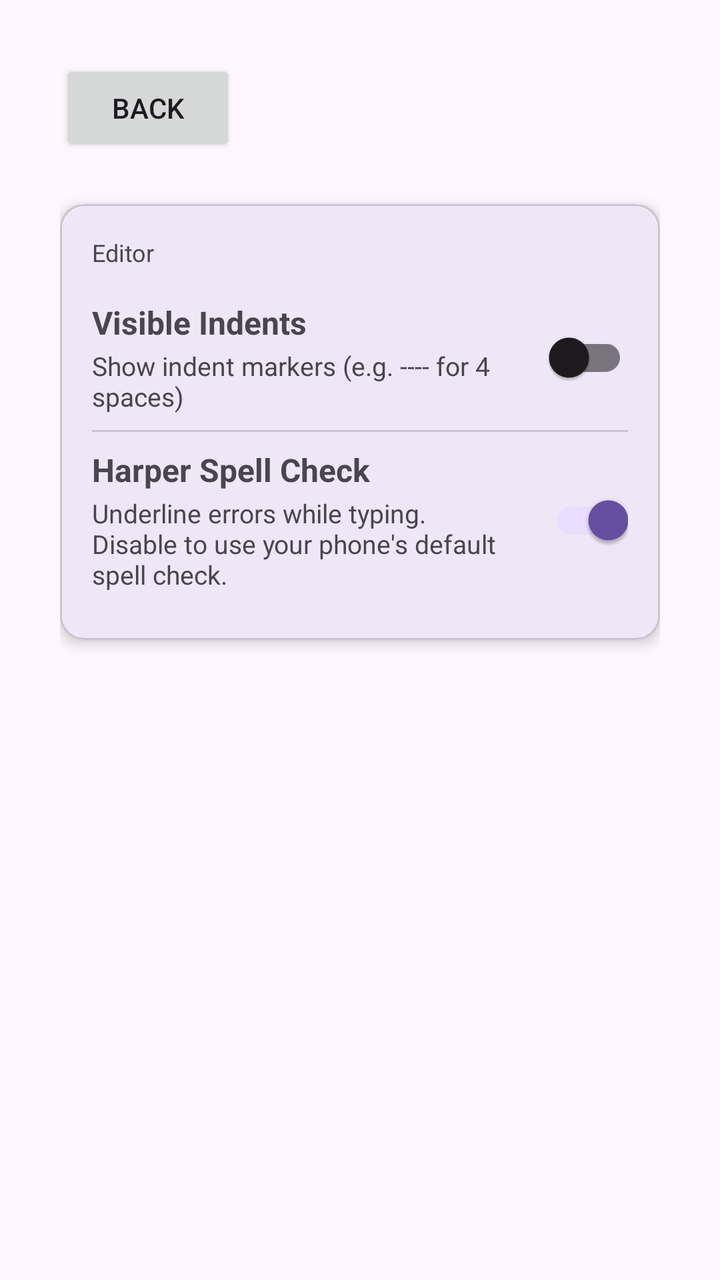
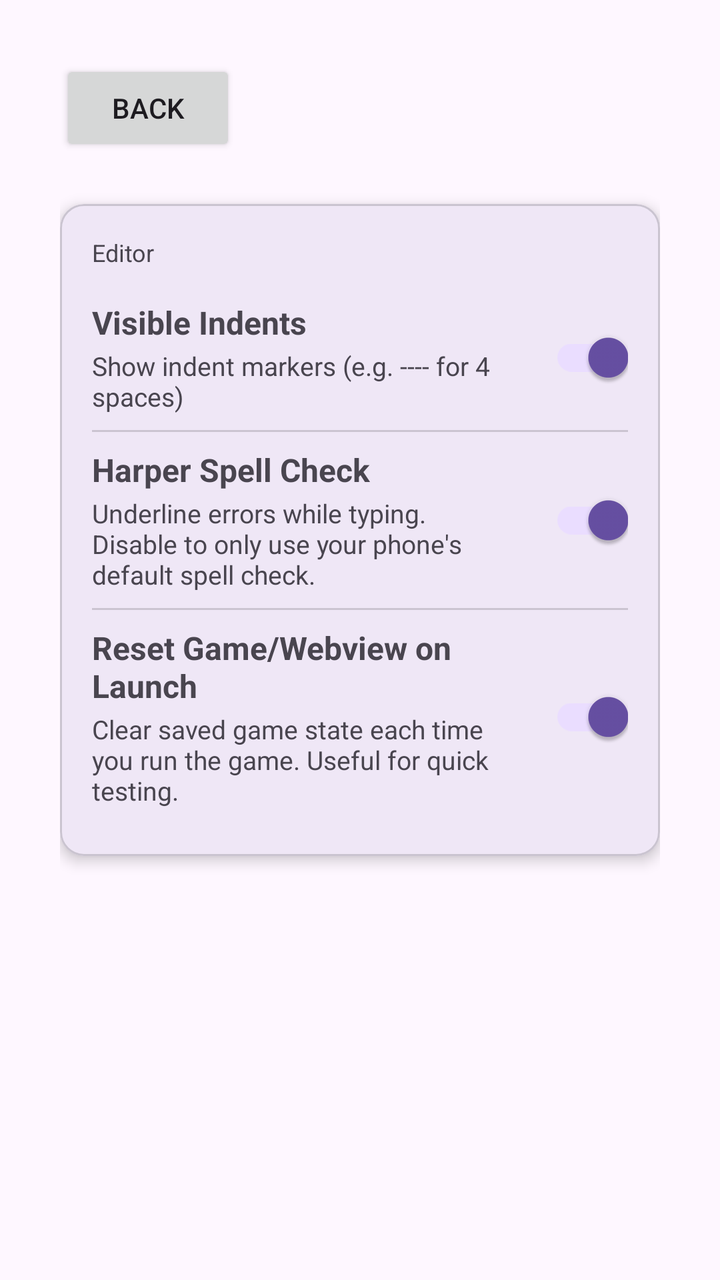

The first picture is an Android layout as it rendered before a commit; the second is the same layout after the commit. The layout source and the unified diff follow.
<!-- AndroidManifest.xml: application theme Theme.CSIDEANDROID -->
<!-- res/layout/activity_settings.xml -->
<?xml version="1.0" encoding="utf-8"?>
<LinearLayout xmlns:android="http://schemas.android.com/apk/res/android"
    xmlns:app="http://schemas.android.com/apk/res-auto"
    android:id="@+id/settingsRoot"
    android:layout_width="match_parent"
    android:layout_height="match_parent"
    android:orientation="vertical"
    android:padding="30dp">

    <Button
        android:id="@+id/btnSettingsBack"
        android:layout_width="wrap_content"
        android:layout_height="wrap_content"
        android:text="Back" />

    <com.google.android.material.card.MaterialCardView
        android:layout_width="match_parent"
        android:layout_height="wrap_content"
        android:layout_marginTop="24dp"
        app:cardCornerRadius="12dp"
        app:cardElevation="4dp">

        <LinearLayout
            android:layout_width="match_parent"
            android:layout_height="wrap_content"
            android:orientation="vertical"
            android:padding="16dp">

            <TextView
                android:layout_width="match_parent"
                android:layout_height="wrap_content"
                android:text="Editor"
                android:textSize="12sp"
                android:textColor="?attr/colorOnSurfaceVariant"
                android:paddingBottom="8dp" />

            <LinearLayout
                android:layout_width="match_parent"
                android:layout_height="wrap_content"
                android:orientation="horizontal"
                android:gravity="center_vertical"
                android:paddingTop="8dp"
                android:paddingBottom="8dp">

                <LinearLayout
                    android:layout_width="0dp"
                    android:layout_height="wrap_content"
                    android:layout_weight="1"
                    android:orientation="vertical">

                    <TextView
                        android:layout_width="wrap_content"
                        android:layout_height="wrap_content"
                        android:text="Visible Indents"
                        android:textSize="16sp"
                        android:textStyle="bold" />

                    <TextView
                        android:layout_width="wrap_content"
                        android:layout_height="wrap_content"
                        android:text="Show indent markers (e.g. ---- for 4 spaces)"
                        android:textSize="13sp"
                        android:textColor="?attr/colorOnSurfaceVariant"
                        android:layout_marginTop="2dp" />

                </LinearLayout>

                <com.google.android.material.switchmaterial.SwitchMaterial
                    android:id="@+id/switchVisibleIndents"
                    android:layout_width="wrap_content"
                    android:layout_height="wrap_content"
                    android:layout_marginStart="16dp"
                    android:checked="false" />

            </LinearLayout>

            <View
                android:layout_width="match_parent"
                android:layout_height="1dp"
                android:background="?attr/colorOutline"
                android:alpha="0.3" />

            <LinearLayout
                android:layout_width="match_parent"
                android:layout_height="wrap_content"
                android:orientation="horizontal"
                android:gravity="center_vertical"
                android:paddingTop="8dp"
                android:paddingBottom="8dp">

                <LinearLayout
                    android:layout_width="0dp"
                    android:layout_height="wrap_content"
                    android:layout_weight="1"
                    android:orientation="vertical">

                    <TextView
                        android:layout_width="wrap_content"
                        android:layout_height="wrap_content"
                        android:text="Harper Spell Check"
                        android:textSize="16sp"
                        android:textStyle="bold" />

                    <TextView
                        android:layout_width="wrap_content"
                        android:layout_height="wrap_content"
                        android:text="Underline errors while typing. Disable to use your phone's default spell check."
                        android:textSize="13sp"
                        android:textColor="?attr/colorOnSurfaceVariant"
                        android:layout_marginTop="2dp" />

                </LinearLayout>

                <com.google.android.material.switchmaterial.SwitchMaterial
                    android:id="@+id/switchSpellCheck"
                    android:layout_width="wrap_content"
                    android:layout_height="wrap_content"
                    android:layout_marginStart="16dp"
                    android:checked="true" />

            </LinearLayout>

        </LinearLayout>

    </com.google.android.material.card.MaterialCardView>

</LinearLayout>
<!-- resources referenced by this layout -->
<resources>
  <style name="Theme.CSIDEANDROID" parent="Base.Theme.CSIDEANDROID" />
  <style name="Base.Theme.CSIDEANDROID" parent="Theme.Material3.DayNight.NoActionBar">
      </style>
</resources>

<!-- the commit's change to res/layout/activity_settings.xml (unified diff, before → after) -->
@@ -34,6 +34,7 @@
                 android:textColor="?attr/colorOnSurfaceVariant"
                 android:paddingBottom="8dp" />
 
+            
             <LinearLayout
                 android:layout_width="match_parent"
                 android:layout_height="wrap_content"
@@ -70,7 +71,7 @@
                     android:layout_width="wrap_content"
                     android:layout_height="wrap_content"
                     android:layout_marginStart="16dp"
-                    android:checked="false" />
+                    android:checked="true" />
 
             </LinearLayout>
 
@@ -80,6 +81,7 @@
                 android:background="?attr/colorOutline"
                 android:alpha="0.3" />
 
+            
             <LinearLayout
                 android:layout_width="match_parent"
                 android:layout_height="wrap_content"
@@ -104,7 +106,7 @@
                     <TextView
                         android:layout_width="wrap_content"
                         android:layout_height="wrap_content"
-                        android:text="Underline errors while typing. Disable to use your phone's default spell check."
+                        android:text="Underline errors while typing. Disable to only use your phone's default spell check."
                         android:textSize="13sp"
                         android:textColor="?attr/colorOnSurfaceVariant"
                         android:layout_marginTop="2dp" />
@@ -120,6 +122,53 @@
 
             </LinearLayout>
 
+            <View
+                android:layout_width="match_parent"
+                android:layout_height="1dp"
+                android:background="?attr/colorOutline"
+                android:alpha="0.3" />
+
+            
+            <LinearLayout
+                android:layout_width="match_parent"
+                android:layout_height="wrap_content"
+                android:orientation="horizontal"
+                android:gravity="center_vertical"
+                android:paddingTop="8dp"
+                android:paddingBottom="8dp">
+
+                <LinearLayout
+                    android:layout_width="0dp"
+                    android:layout_height="wrap_content"
+                    android:layout_weight="1"
+                    android:orientation="vertical">
+
+                    <TextView
+                        android:layout_width="wrap_content"
+                        android:layout_height="wrap_content"
+                        android:text="Reset Game/Webview on Launch"
+                        android:textSize="16sp"
+                        android:textStyle="bold" />
+
+                    <TextView
+                        android:layout_width="wrap_content"
+                        android:layout_height="wrap_content"
+                        android:text="Clear saved game state each time you run the game. Useful for quick testing."
+                        android:textSize="13sp"
+                        android:textColor="?attr/colorOnSurfaceVariant"
+                        android:layout_marginTop="2dp" />
+
+                </LinearLayout>
+
+                <com.google.android.material.switchmaterial.SwitchMaterial
+                    android:id="@+id/switchResetOnLaunch"
+                    android:layout_width="wrap_content"
+                    android:layout_height="wrap_content"
+                    android:layout_marginStart="16dp"
+                    android:checked="true" />
+
+            </LinearLayout>
+
         </LinearLayout>
 
     </com.google.android.material.card.MaterialCardView>
